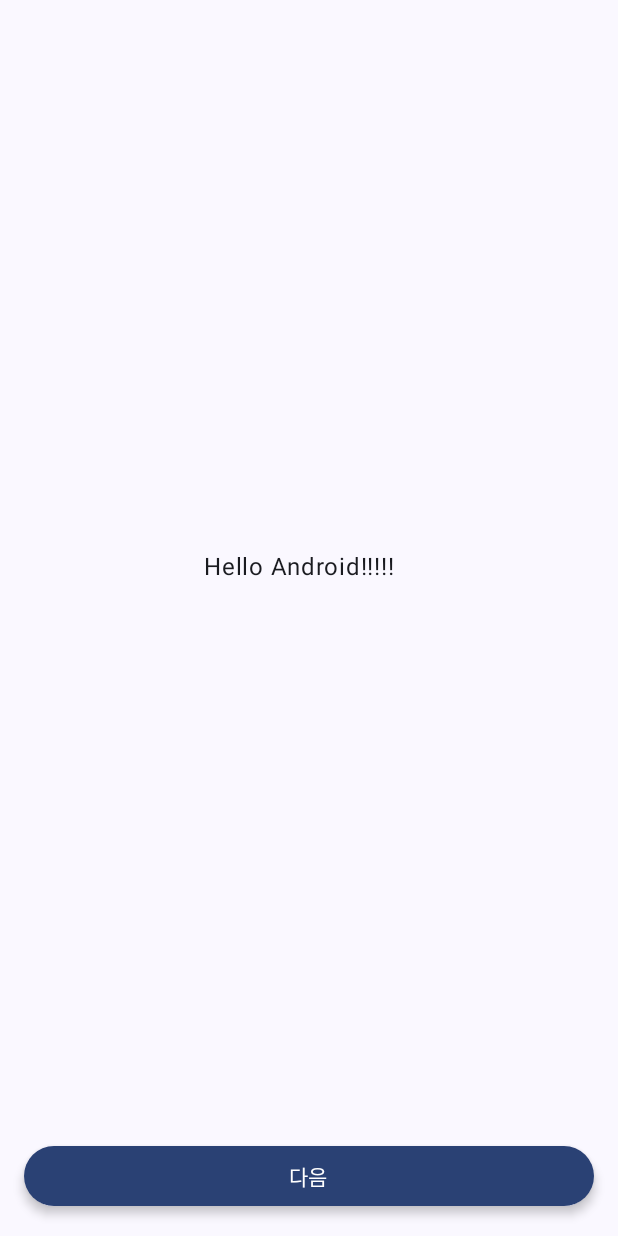
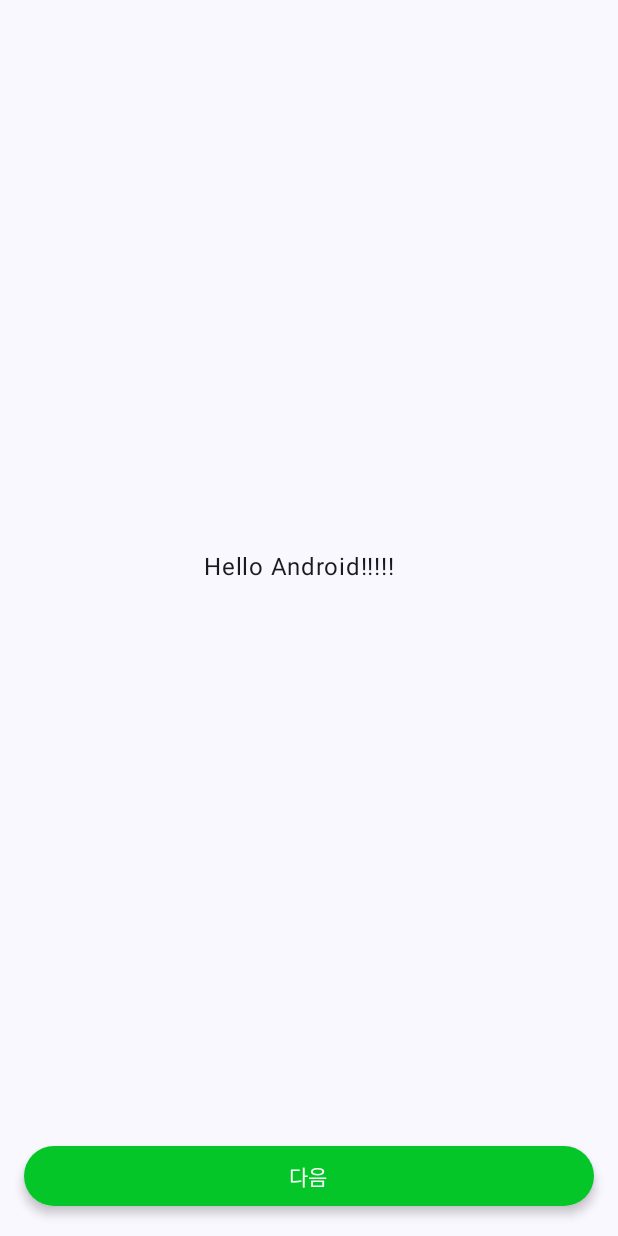
Before and after one commit to tuddyfuddy/tuddyfuddy, an Android app built with Jetpack Compose: the screen it shows after launch (MainActivity), on a phone screen of 412 x 824 dp. Run offline under Robolectric (Android 15) with nearby library versions, the phone set to English and light mode, and no system bars.

Commit message:
:art: Style: NextButton Color change

```diff
--- a/frontend/app/src/main/java/com/survivalcoding/a510/components/NextButton.kt
+++ b/frontend/app/src/main/java/com/survivalcoding/a510/components/NextButton.kt
@@ -1,9 +1,7 @@
 package com.survivalcoding.a510.components
 
-import androidx.compose.foundation.BorderStroke
 import androidx.compose.foundation.layout.fillMaxWidth
 import androidx.compose.foundation.layout.padding
-import androidx.compose.foundation.layout.width
 import androidx.compose.material3.Button
 import androidx.compose.material3.ButtonDefaults
 import androidx.compose.material3.Text
@@ -13,18 +11,19 @@ import androidx.compose.ui.graphics.Color
 import androidx.compose.ui.tooling.preview.Preview
 import androidx.compose.ui.unit.dp
 
-
 @Composable
 fun NextButton(
         onClick: () -> Unit,
         modifier: Modifier = Modifier,
-        text: String = "다음") {
+        text: String = "다음"
+) {
             Button(
                 onClick = onClick,
                 modifier = modifier
                     .fillMaxWidth()
                     .padding(horizontal = 16.dp),
                 elevation = ButtonDefaults.elevatedButtonElevation(defaultElevation = 4.dp),
+                colors = ButtonDefaults.buttonColors(containerColor = Color(0xFF04C628))
             ) {
                 Text(text)
         }
```
Also changed, not shown: frontend/app/src/main/java/com/survivalcoding/a510/components/TopBar.kt (line endings or trailing spaces).
